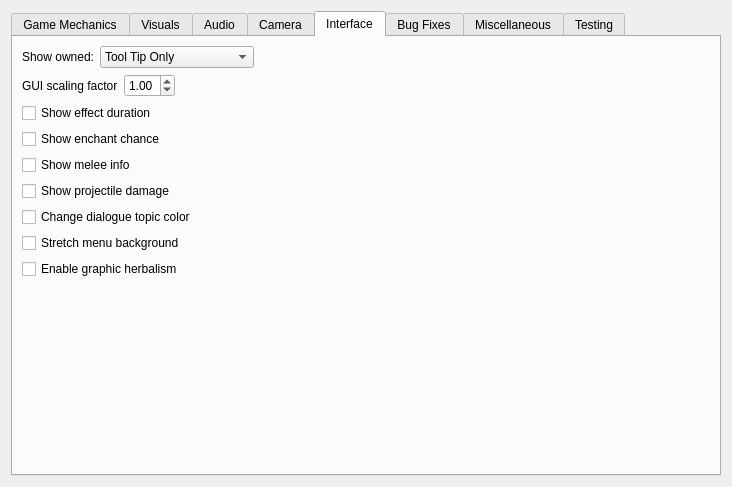
Above: files/ui/advancedpage.ui from sunhawken/openmw before the change. Below: the same form after it.
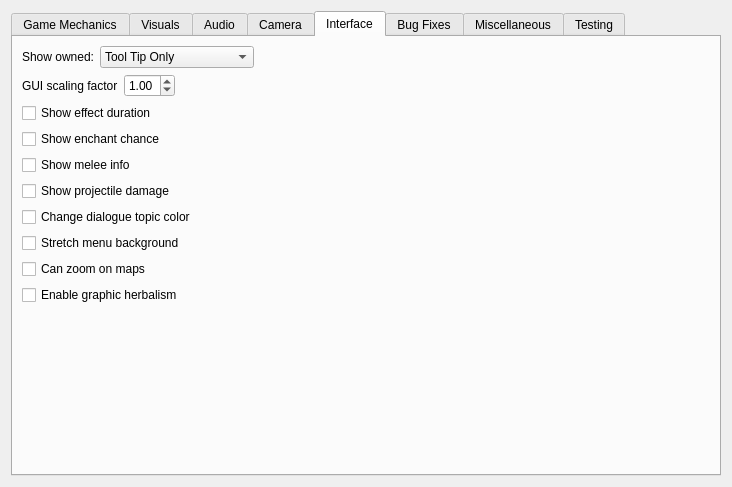
That is the form after the change. The open tabs and pages were chosen to show the change.

Commit message: [Launcher] Add new setting 'allow zooming' to advanced tab in the launcher

```diff
--- a/files/ui/advancedpage.ui
+++ b/files/ui/advancedpage.ui
@@ -1006,6 +1006,16 @@
          </property>
         </widget>
        </item>
+       <item>
+        <widget class="QCheckBox" name="useZoomOnMapCheckBox">
+         <property name="toolTip">
+          <string>&lt;html&gt;&lt;head/&gt;&lt;body&gt;&lt;p&gt;Enable zooming on local and global maps.&lt;/p&gt;&lt;/body&gt;&lt;/html&gt;</string>
+         </property>
+         <property name="text">
+          <string>Can zoom on maps</string>
+         </property>
+        </widget>
+       </item>
        <item>
         <widget class="QCheckBox" name="graphicHerbalismCheckBox">
          <property name="toolTip">
```
The commit also changes 1 other file.
